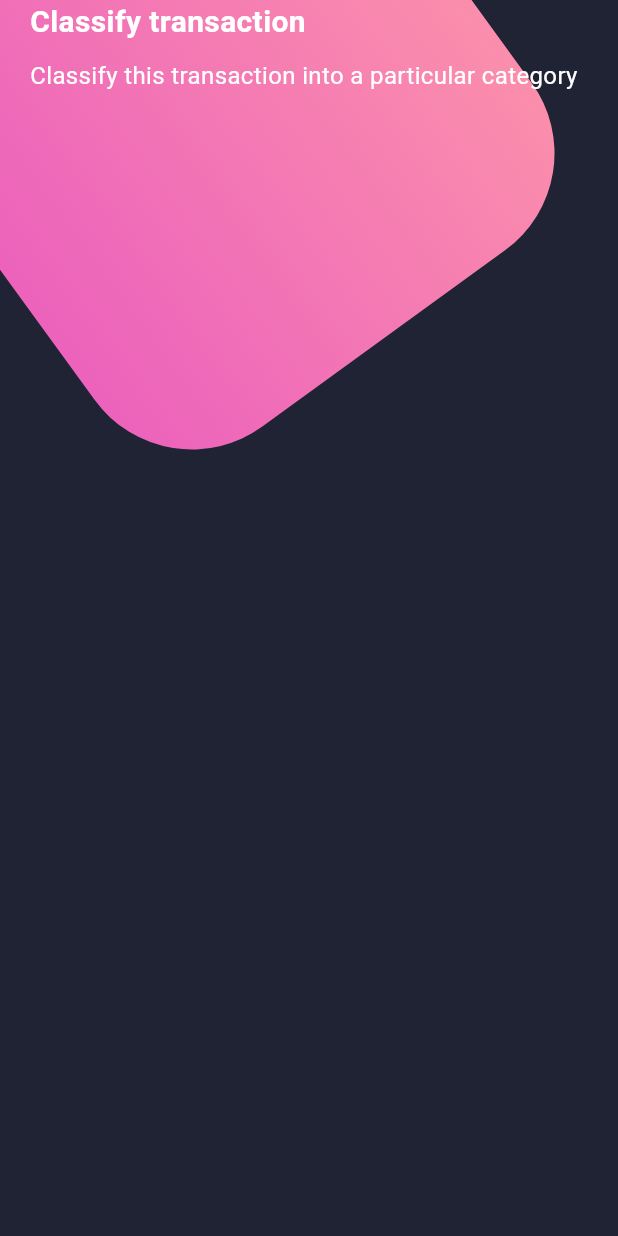
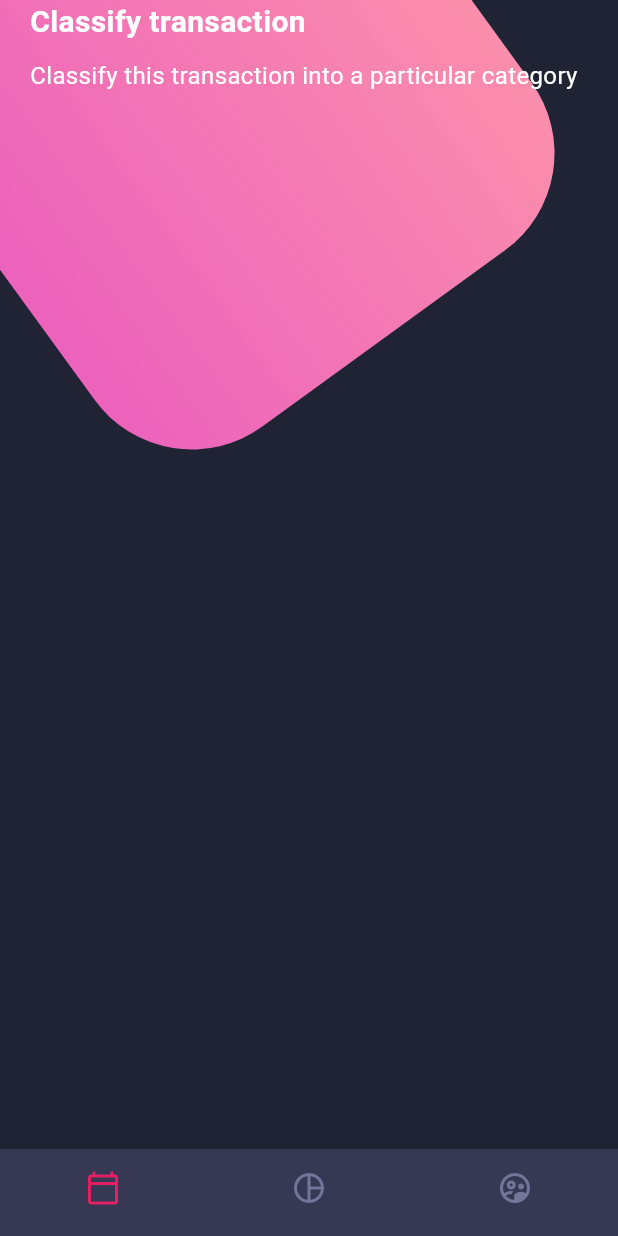
Before and after one commit to Carlo10K/fl_designs, a Flutter app: the screen it shows after launch, on a phone screen of 412 x 824 dp. Run offline on Flutter 3.47's test engine with Material 3 defaults, Android fonts, the light colour scheme and no system bars.

Commit message:
bottom navigationbar

```diff
--- a/lib/screens/home_screen.dart
+++ b/lib/screens/home_screen.dart
@@ -1,4 +1,5 @@
 import 'package:fl_designs/widgets/background.dart';
+import 'package:fl_designs/widgets/custom_bottom_navigation.dart';
 import 'package:fl_designs/widgets/page_title.dart';
 import 'package:flutter/material.dart';
 
@@ -10,9 +11,10 @@
     return Scaffold(
       body: Center(
         child: Stack(
-          children: [Background(), _HomeBody()],
+          children: [Background(), const _HomeBody()],
         ),
       ),
+      bottomNavigationBar: const CustomBottomNavigation(),
     );
   }
 }
--- /dev/null
+++ b/lib/widgets/custom_bottom_navigation.dart
@@ -0,0 +1,24 @@
+import 'package:flutter/material.dart';
+
+class CustomBottomNavigation extends StatelessWidget {
+  const CustomBottomNavigation({super.key});
+
+  @override
+  Widget build(BuildContext context) {
+    return BottomNavigationBar(
+        showSelectedLabels: false,
+        showUnselectedLabels: false,
+        selectedItemColor: Colors.pink,
+        backgroundColor: const Color.fromRGBO(55, 57, 84, 1),
+        unselectedItemColor: const Color.fromRGBO(116, 117, 152, 1),
+        items: const [
+          BottomNavigationBarItem(
+              icon: Icon(Icons.calendar_today_outlined), label: 'Calendario'),
+          BottomNavigationBarItem(
+              icon: Icon(Icons.pie_chart_outline), label: 'Grafica'),
+          BottomNavigationBarItem(
+              icon: Icon(Icons.supervised_user_circle_outlined),
+              label: 'Usuarios'),
+        ]);
+  }
+}
```
